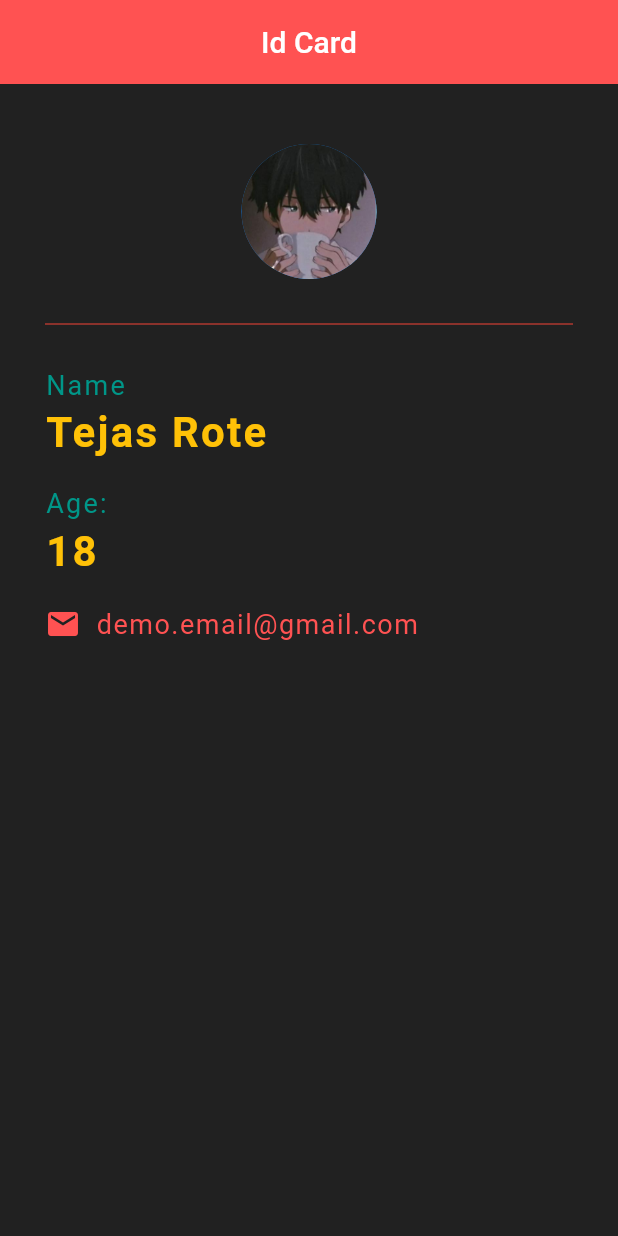
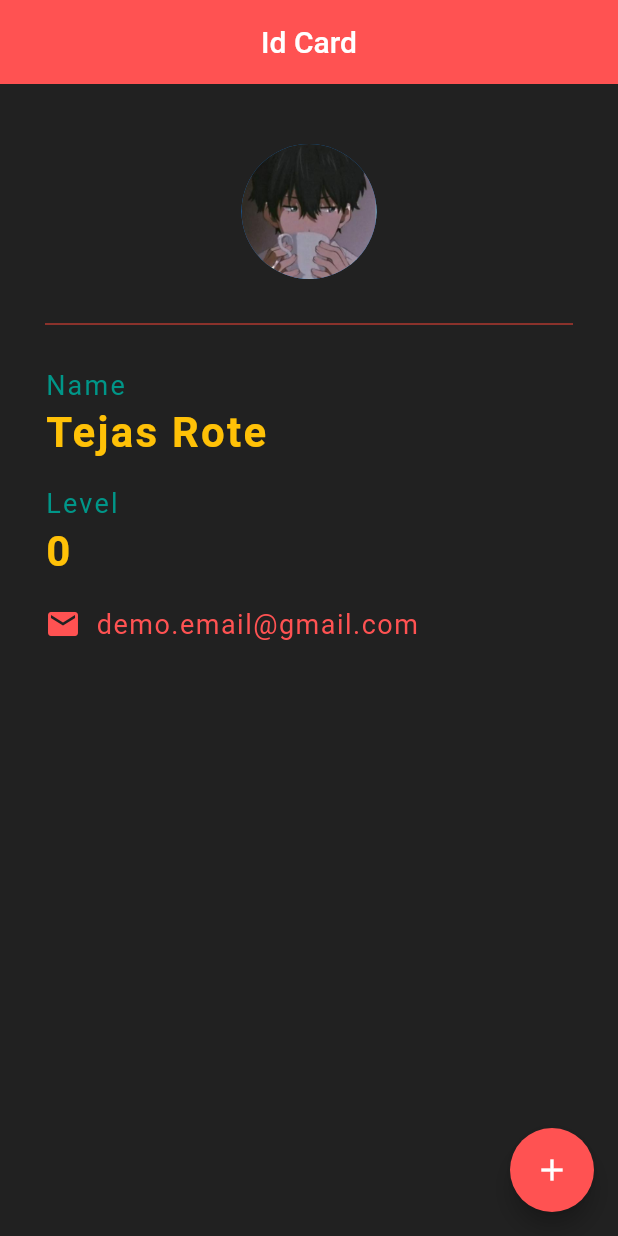
Before and after one commit to Tejas-Rote/Flutter_Basics, a Flutter app: the screen it shows after launch, on a phone screen of 412 x 824 dp. Run offline on Flutter 3.47's test engine with Material 2 defaults, Android fonts, the light colour scheme and no system bars.

Commit message:
Video-16 completed

```diff
--- a/project_2/lib/main.dart
+++ b/project_2/lib/main.dart
@@ -4,8 +4,16 @@ void main() =>runApp(MaterialApp(
   home: IDcard(),
 
 ));
-class IDcard extends StatelessWidget {
+class IDcard extends StatefulWidget {
   const IDcard({Key? key}) : super(key: key);
+
+  @override
+  State<IDcard> createState() => _IDcardState();
+}
+
+class _IDcardState extends State<IDcard> {
+
+  int level = 0;
 
   @override
   Widget build(BuildContext context) {
@@ -16,6 +24,15 @@ class IDcard extends StatelessWidget {
         centerTitle: true,
         backgroundColor: Colors.redAccent,
         elevation: 0.0,
+      ),
+      floatingActionButton: FloatingActionButton(
+        onPressed: (){
+          setState(() {
+            level +=1;
+          });
+        },
+        child: Icon(Icons.add),
+        backgroundColor: Colors.redAccent,
       ),
       body: Padding(
         padding: EdgeInsets.fromLTRB(30, 40, 30, 0),
@@ -54,7 +71,7 @@ class IDcard extends StatelessWidget {
             ),
             SizedBox(height: 20,),
             Text(
-              'Age: ',
+              'Level',
               style: TextStyle(
                 color:Colors.teal,
                 letterSpacing: 1.5,
@@ -64,7 +81,7 @@ class IDcard extends StatelessWidget {
             ),
             SizedBox(height: 5,),
             Text(
-              '18',
+              '$level',
               style: TextStyle(
                 color:Colors.amber,
                 letterSpacing: 1.5,
```
